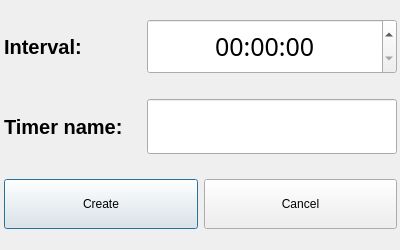
Above: SmartTimer/addtimerdialog.ui from secondYearProjects/SmartTimer before the change. Below: the same form after it.
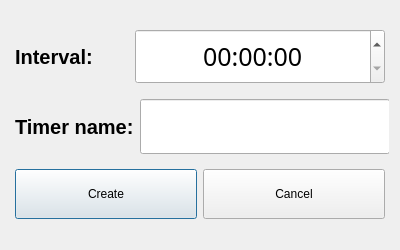
That is the form after the change. Icons and pictures are not drawn.

```diff
--- a/SmartTimer/addtimerdialog.ui
+++ b/SmartTimer/addtimerdialog.ui
@@ -29,15 +29,9 @@
    <iconset resource="resources.qrc">
     <normaloff>:/icons/add-icon.png</normaloff>:/icons/add-icon.png</iconset>
   </property>
+  <layout class="QGridLayout" name="gridLayout_2">
+   <item row="0" column="0">
   <widget class="QWidget" name="DialogGrid" native="true">
-   <property name="geometry">
-    <rect>
-     <x>0</x>
-     <y>0</y>
-     <width>401</width>
-     <height>251</height>
-    </rect>
-   </property>
    <property name="styleSheet">
     <string notr="true">
 
@@ -201,6 +195,8 @@
     </item>
    </layout>
   </widget>
+   </item>
+  </layout>
  </widget>
  <resources>
   <include location="resources.qrc"/>
```
Left out of the diff: 4 changed lines with no effect on the pictures. Lines whose indentation alone changed are shown as unchanged.
